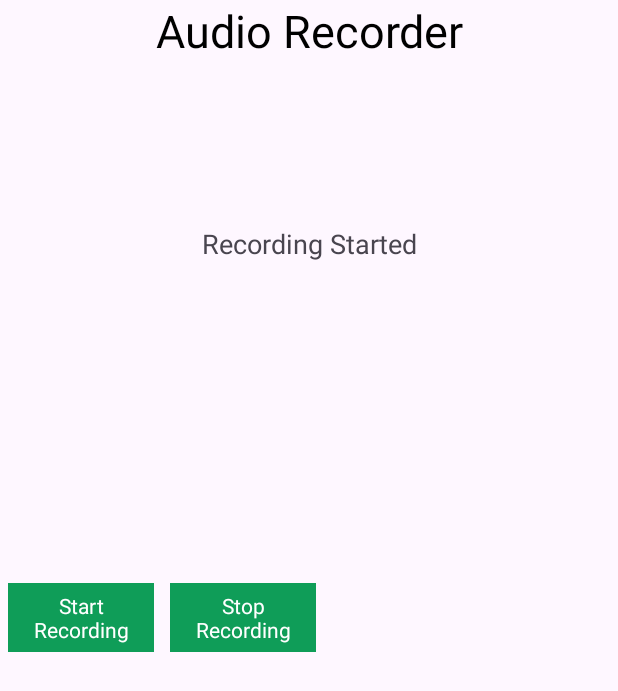
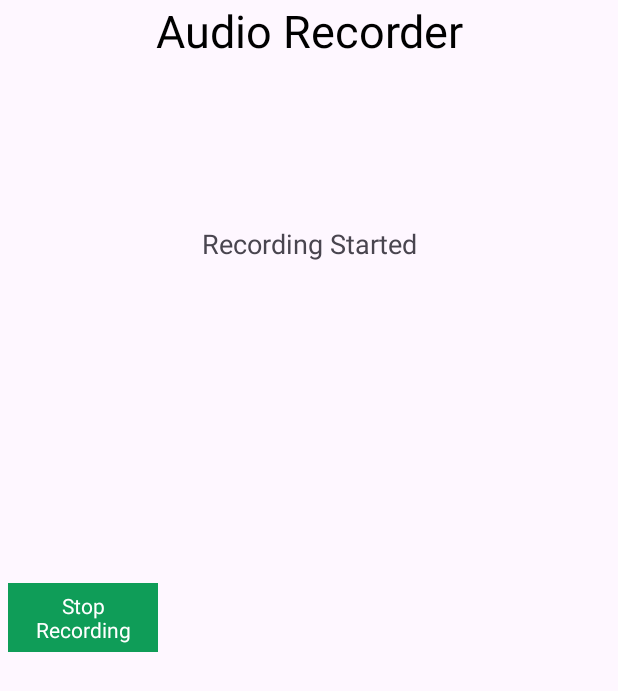
Before and after one commit to faithfuldao/II.3510_2425_SoundDetectorApp, an Android app: the screen it shows after launch (MainActivity), after a tap on "Start Recording", on a phone screen of 412 x 824 dp. Shown: the top 691 px of the screen. Run offline under Robolectric (Android 15) with nearby library versions, the phone set to English and light mode, and no system bars.

```diff
--- a/app/src/main/java/com/example/sounddetector/MainActivity.java
+++ b/app/src/main/java/com/example/sounddetector/MainActivity.java
@@ -29,7 +29,7 @@ import static android.Manifest.permission.RECORD_AUDIO;
 
 public class MainActivity extends AppCompatActivity {
 
-    private TextView startTV, stopTV, playTV, stopplayTV, statusTV;
+    private TextView startTV, stopTV, statusTV;
 
     private MediaRecorder mRecorder;
 
@@ -40,6 +40,7 @@ public class MainActivity extends AppCompatActivity {
     //defining threshold for the alert notifications
     private static final int THRESHOLD_DB = 70;
     private Handler handler = new Handler();
+    private boolean isRecording = false;
 
     @Override
     protected void onCreate(Bundle savedInstanceState) {
@@ -48,27 +49,25 @@ public class MainActivity extends AppCompatActivity {
 
         statusTV = findViewById(R.id.idTVstatus);
         startTV = findViewById(R.id.btnRecord);
-        stopTV = findViewById(R.id.btnStop);
-       // stopTV.setBackgroundColor(getResources().getColor(R.color.gray));
-        //playTV.setBackgroundColor(getResources().getColor(R.color.gray));
-        //stopplayTV.setBackgroundColor(getResources().getColor(R.color.gray));
+
 
         startTV.setOnClickListener(new View.OnClickListener() {
             @Override
             public void onClick(View v) {
-                startRecording();
+                if (!isRecording) {
+                    startTV.setText(getResources().getString(R.string.stop_recording));
+                    startRecording();
+                    isRecording = true;
+                    handler.postDelayed(soundLevelChecker, 1000);
+                } else {
+                    startTV.setText(getResources().getString(R.string.start_recording));
+                    pauseRecording();
+                    isRecording = false;
+                }
             }
         });
-        stopTV.setOnClickListener(new View.OnClickListener() {
-            @Override
-            public void onClick(View v) {
-                pauseRecording();
+        //check frequently the sound measured by the app
 
-            }
-        });
-
-        //check frequently the sound measured by the app
-        handler.postDelayed(soundLevelChecker, 1000);
     }
 
     @Override
@@ -79,8 +78,8 @@ public class MainActivity extends AppCompatActivity {
             case REQUEST_AUDIO_PERMISSION_CODE:
                 if (grantResults.length > 0) {
                     boolean permissionToRecord = grantResults[0] == PackageManager.PERMISSION_GRANTED;
-                    boolean permissionToStore = grantResults[1] == PackageManager.PERMISSION_GRANTED;
-                    if (permissionToRecord && permissionToStore) {
+
+                    if (permissionToRecord) {
                         Toast.makeText(getApplicationContext(), "Permission Granted", Toast.LENGTH_LONG).show();
                     }
                     else {
@@ -131,13 +130,7 @@ public class MainActivity extends AppCompatActivity {
         }
 
     public void pauseRecording() {
-       // stopTV.setBackgroundColor(getResources().getColor(R.color.gray));
-        //startTV.setBackgroundColor(getResources().getColor(R.color.purple_200));
-        //playTV.setBackgroundColor(getResources().getColor(R.color.purple_200));
-        //stopplayTV.setBackgroundColor(getResources().getColor(R.color.purple_200));
-
         mRecorder.stop();
-
         mRecorder.release();
         mRecorder = null;
         statusTV.setText("Recording Stopped");
--- a/app/src/main/res/layout/activity_main.xml
+++ b/app/src/main/res/layout/activity_main.xml
@@ -57,17 +57,5 @@
 
         <!--Textview to stop audio recording
             drawableTop will add above mic image-->
-        <TextView
-            android:id="@+id/btnStop"
-            android:layout_width="0dp"
-            android:layout_height="wrap_content"
-            android:layout_margin="5dp"
-            android:layout_weight="1"
-            android:background="@color/purple_500"
-            android:padding="5dp"
-            android:text="@string/stop_recording"
-            android:textAlignment="center"
-            android:textColor="@color/white"
-             />
     </LinearLayout>
 </RelativeLayout>
```
